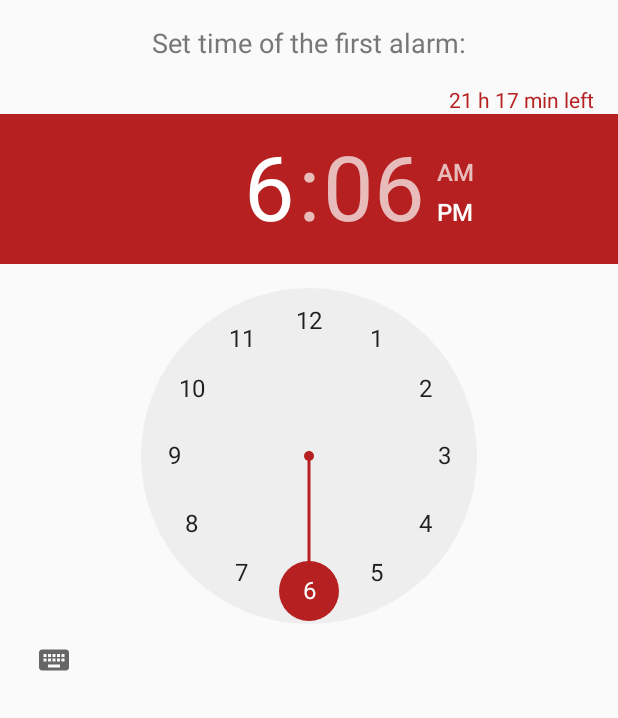
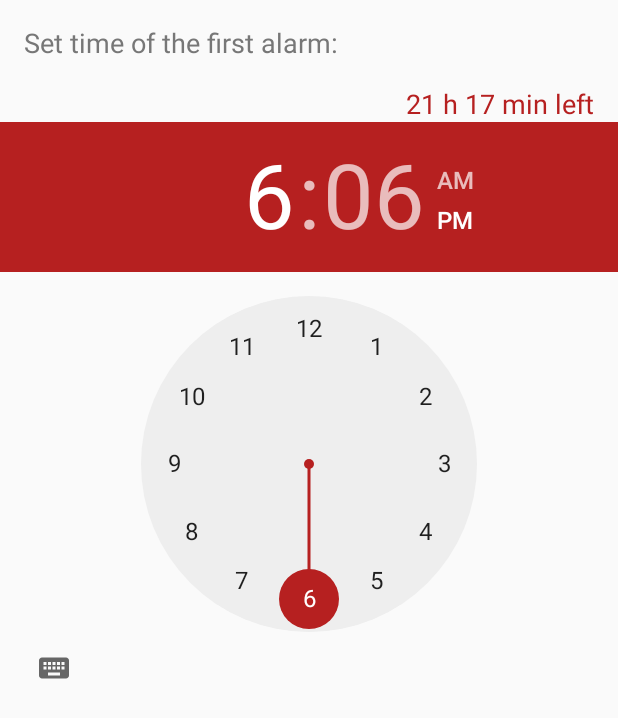
Before and after one commit to anshmidt/multialarm, an Android app: the layout dialog_first_alarm_time.xml on its own in the app's theme, with its tools: preview values and no code run, on a phone screen of 412 x 824 dp. Shown: the top 718 px of the screen. Run offline under Robolectric (Android 15) with nearby library versions, the phone set to English and light mode, and no system bars.

Commit message:
Refactored FirstAlarmTimeViewModel using Flow

```diff
--- a/app/src/main/java/com/anshmidt/multialarm/view/fragments/FirstAlarmTimeFragment.kt
+++ b/app/src/main/java/com/anshmidt/multialarm/view/fragments/FirstAlarmTimeFragment.kt
@@ -27,7 +27,7 @@ class FirstAlarmTimeFragment : Fragment() {
         initBinding(binding)
         val view = binding.root
 
-        firstAlarmTimeViewModel.openFirstAlarmTimeDialog.observe(this, Observer {
+        firstAlarmTimeViewModel.openFirstAlarmTimeDialog.observe(viewLifecycleOwner, Observer {
             openFirstAlarmTimeDialog()
         })
 
--- a/app/src/main/res/layout/dialog_first_alarm_time.xml
+++ b/app/src/main/res/layout/dialog_first_alarm_time.xml
@@ -1,49 +1,54 @@
 <?xml version="1.0" encoding="utf-8"?>
-<layout>
+<layout xmlns:tools="http://schemas.android.com/tools"
+    xmlns:android="http://schemas.android.com/apk/res/android"
+    xmlns:app="http://schemas.android.com/apk/res-auto">
     <data>
         <variable
-            name="firstAlarmTimeViewModel"
+            name="viewModel"
             type="com.anshmidt.multialarm.viewmodel.FirstAlarmTimeViewModel" />
     </data>
-    <androidx.constraintlayout.widget.ConstraintLayout xmlns:android="http://schemas.android.com/apk/res/android"
+    <androidx.constraintlayout.widget.ConstraintLayout
         android:layout_width="match_parent"
-        android:layout_height="match_parent"
-        xmlns:app="http://schemas.android.com/apk/res-auto"
-        xmlns:tools="http://schemas.android.com/tools">
+        android:layout_height="match_parent">
 
         <TextView
             android:id="@+id/textview_title_firstalarmdialog"
             android:layout_width="wrap_content"
             android:layout_height="wrap_content"
+            android:layout_margin="16dp"
+            android:text="@string/timepicker_dialog_title"
+            android:textColor="@color/mainTextColor"
             android:textSize="18sp"
-            android:textColor="@color/mainTextColor"
-            android:text="@string/timepicker_dialog_title"
-            android:layout_margin="16dp"
+            app:layout_constraintEnd_toEndOf="parent"
+            app:layout_constraintHorizontal_bias="0.0"
             app:layout_constraintStart_toStartOf="parent"
-            app:layout_constraintEnd_toEndOf="parent"
-            app:layout_constraintTop_toTopOf="parent"/>
+            app:layout_constraintTop_toTopOf="parent" />
 
         <TextView
             android:id="@+id/textview_timeleft_firstalarmdialog"
             android:layout_width="wrap_content"
             android:layout_height="wrap_content"
             android:textColor="@color/primary"
-            android:textSize="14sp"
+            android:textSize="18sp"
             android:layout_margin="16dp"
             app:layout_constraintEnd_toEndOf="parent"
             app:layout_constraintTop_toBottomOf="@id/textview_title_firstalarmdialog"
-            android:text="@{@string/all_time_left(firstAlarmTimeViewModel.timeLeftHours, firstAlarmTimeViewModel.timeLeftMinutesPart)}"
+            displayAllTimeLeft="@{viewModel.timeLeft ?? null}"
             tools:text="21 h 17 min left"/>
+
+<!--        android:text="@{@string/all_time_left(viewModel.timeLeftHours, viewModel.timeLeftMinutesPart)}"-->
 
         <TimePicker
             android:id="@+id/timepicker_firstalarmdialog"
             android:layout_width="wrap_content"
             android:layout_height="wrap_content"
             app:layout_constraintStart_toStartOf="parent"
+            app:layout_constraintEnd_toEndOf="parent"
             app:layout_constraintTop_toBottomOf="@id/textview_timeleft_firstalarmdialog"
-            android:hour="@{firstAlarmTimeViewModel.firstAlarmTime.hour}"
-            android:minute="@{firstAlarmTimeViewModel.firstAlarmTime.minute}"
-            android:onTimeChanged="@{(view, hour, minute) -> firstAlarmTimeViewModel.onFirstAlarmTimeSelectedOnPicker(hour, minute)}"/>
+            android:hour="@{viewModel.firstAlarmTime.hour}"
+            android:minute="@{viewModel.firstAlarmTime.minute}"
+            android:onTimeChanged="@{(view, hour, minute) -> viewModel.onFirstAlarmTimeSelectedOnPicker(hour, minute)}"/>
+
 
 
 
--- a/app/src/main/res/values/strings.xml
+++ b/app/src/main/res/values/strings.xml
@@ -13,7 +13,7 @@
     <string name="main_alarm_turned_on_toast">All alarms turned on</string>
     <string name="main_alarm_reset_toast">All alarms reset</string>
     <string name="timepicker_dialog_title">Set time of the first alarm:</string>
-    <string name="all_time_left">%1$s hr %2$s min left</string>
+    <string name="all_time_left">%1$d hr %2$d min left</string>
     <string name="notification_icon_title">Alarms turned on</string>
     <string name="main_firstalarm_time">First alarm time: %1$s</string>
     <string name="chooseringtone_chooser_title">Select a file</string>
```
Also changed, not shown: app/src/main/java/com/anshmidt/multialarm/data/TimeFormatter.kt (+17 -1 lines), app/src/main/java/com/anshmidt/multialarm/data/TimeLeft.kt (added, +10 -0 lines), app/src/main/java/com/anshmidt/multialarm/view/dialogs/FirstAlarmTimeDialogFragment.kt (+4 -4 lines), app/src/main/java/com/anshmidt/multialarm/view/helpers/FirstAlarmTimeBindingAdapters.kt (added, +41 -0 lines), app/src/main/java/com/anshmidt/multialarm/view/helpers/TextViewBindingAdapters.kt (renamed from app/src/main/java/com/anshmidt/multialarm/view/helpers/TextViewFormatter.kt, +5 -3 lines), app/src/main/java/com/anshmidt/multialarm/viewmodel/FirstAlarmTimeViewModel.kt (+146 -83 lines), app/src/main/res/layout/fragment_first_alarm_time.xml (+11 -7 lines).
